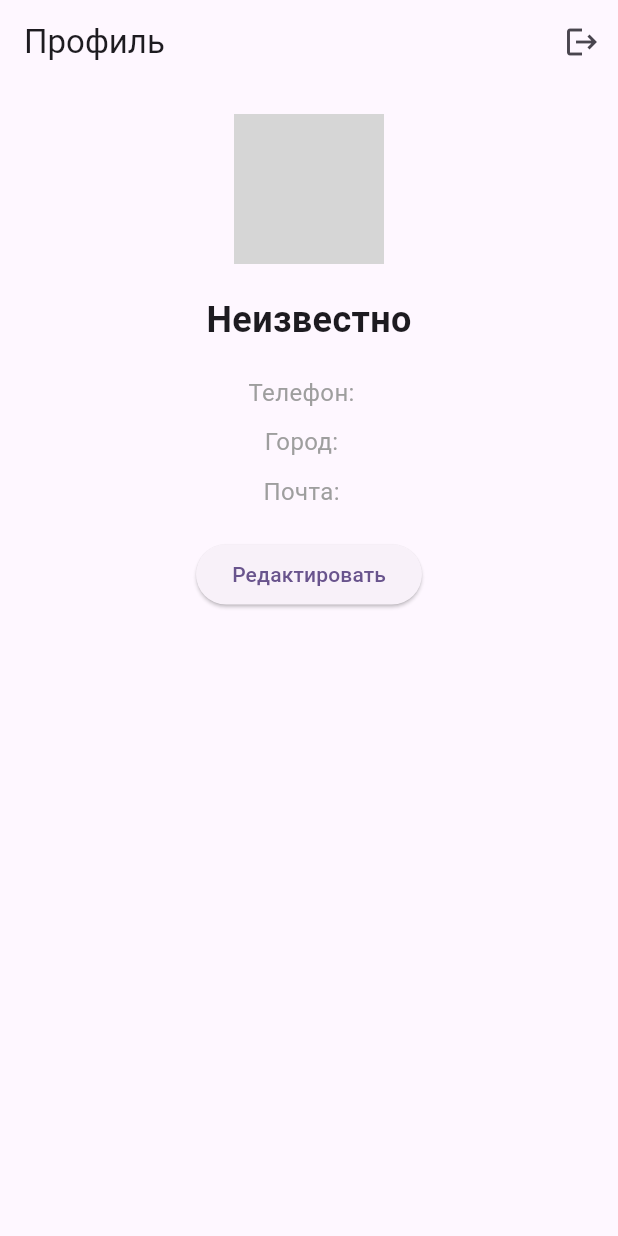
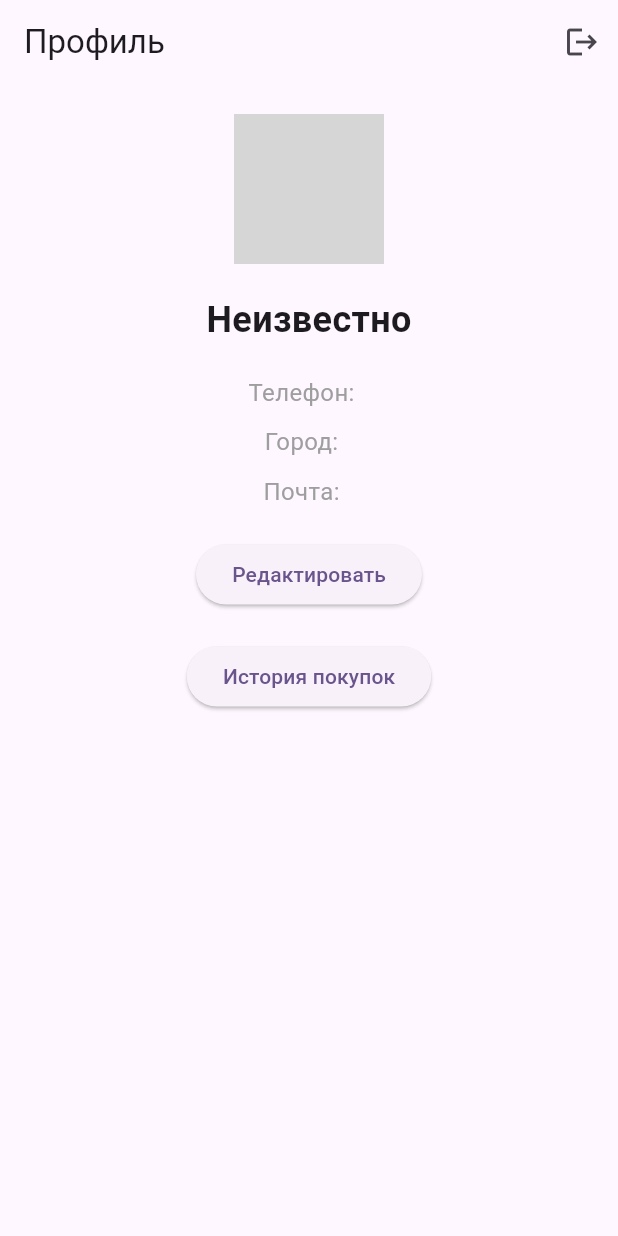
Before and after one commit to KatrinKH/pcs_12, a Flutter app: the ProfilePage screen opened directly, on a phone screen of 412 x 824 dp. Run offline on Flutter 3.47's test engine with Material 3 defaults, Android fonts, the phone set to English and light mode, and no system bars; our stand-ins replace flutter_slidable, supabase_flutter; accounts and stored records are empty; grey boxes are pictures that could not be loaded.

Commit message:
Оформление, история покупок, детали заказа

```diff
--- /dev/null
+++ b/lib/model/order_model.dart
@@ -0,0 +1,17 @@
+class Order {
+  final int totalQuantity;
+  final double totalPrice;
+  final DateTime orderDate;
+  final String name; // Имя
+  final String address; // Адрес доставки
+  final String phone; // Контактный телефон
+
+  Order({
+    required this.totalQuantity,
+    required this.totalPrice,
+    required this.orderDate,
+    required this.name,
+    required this.address,
+    required this.phone,
+  });
+}
--- /dev/null
+++ b/lib/pages/main_home/shopping cart/order_service.dart
@@ -0,0 +1,19 @@
+import 'package:pcs_12/model/order_model.dart';
+
+class OrderService {
+  static final OrderService _instance = OrderService._internal();
+
+  factory OrderService() {
+    return _instance;
+  }
+
+  OrderService._internal();
+
+  final List<Order> _orders = [];
+
+  List<Order> get orders => _orders;
+
+  void addOrder(Order order) {
+    _orders.add(order);
+  }
+}
--- a/lib/pages/main_home/shopping cart/shopping_page.dart
+++ b/lib/pages/main_home/shopping cart/shopping_page.dart
@@ -75,7 +75,9 @@ class CartPage extends StatelessWidget {
                 );
               },
             ),
-      bottomNavigationBar: Padding(
+      bottomNavigationBar: cartItems.isEmpty
+          ? null // скрываем кнопку, если корзина пуста
+          : Padding(
               padding: const EdgeInsets.all(16.0),
               child: ElevatedButton(
                 onPressed: () {
--- a/lib/pages/main_profile/profile_page.dart
+++ b/lib/pages/main_profile/profile_page.dart
@@ -2,6 +2,8 @@ import 'package:flutter/material.dart';
 import 'package:pcs_12/auth/auth_service.dart';
 import 'package:pcs_12/pages/main_profile/login_page.dart';
 import 'package:supabase_flutter/supabase_flutter.dart';
+import 'package:pcs_12/pages/main_profile/purchase_history_page.dart'; // Импорт новой страницы
+import 'package:pcs_12/pages/main_home/shopping cart/order_service.dart';
 
 class UserData {
   static final UserData _instance = UserData._internal();
@@ -35,6 +37,7 @@ class _ProfilePageState extends State<ProfilePage> {
   final authService = AuthServices();
   final UserData _userData = UserData();
   final SupabaseClient _supabase = Supabase.instance.client;
+  final OrderService _orderService = OrderService(); // Сервис заказов
 
   Future<void> _fetchUserEmail() async {
     final user = _supabase.auth.currentUser;
@@ -197,6 +200,18 @@ class _ProfilePageState extends State<ProfilePage> {
                 onPressed: _editProfile,
                 child: const Text('Редактировать'),
               ),
+              const SizedBox(height: 20),
+              ElevatedButton(
+                onPressed: () {
+                  Navigator.push(
+                    context,
+                    MaterialPageRoute(builder: (context) => const PurchaseHistoryPage()),
+                  );
+                },
+                child: const Text('История покупок'),
+              ),
+              const SizedBox(height: 20),
+              // Text('Количество заказов: ${_orderService.orders.length}', style: const TextStyle(fontSize: 16)),
             ],
           ),
         ),
```
Also changed, not shown: lib/pages/main_home/shopping cart/checkout_page.dart (+30 -6 lines), lib/pages/main_home/shopping cart/order_details_page.dart (added, +52 -0 lines), lib/pages/main_profile/purchase_history_page.dart (added, +58 -0 lines). Lines whose indentation alone changed are shown as unchanged.
